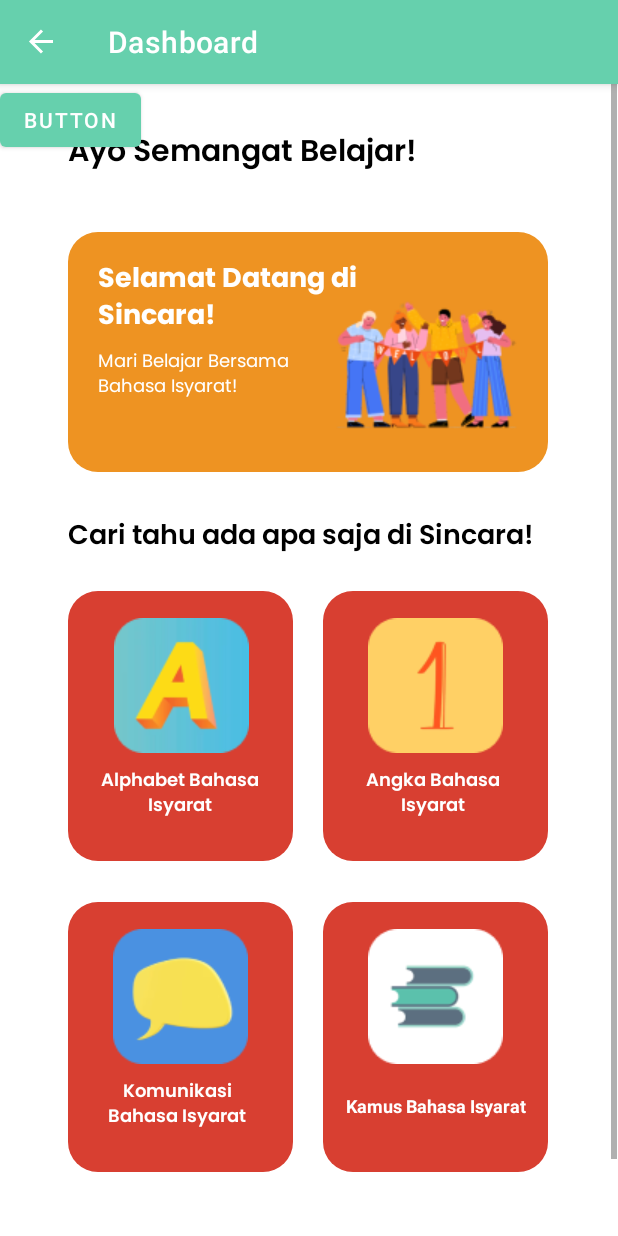
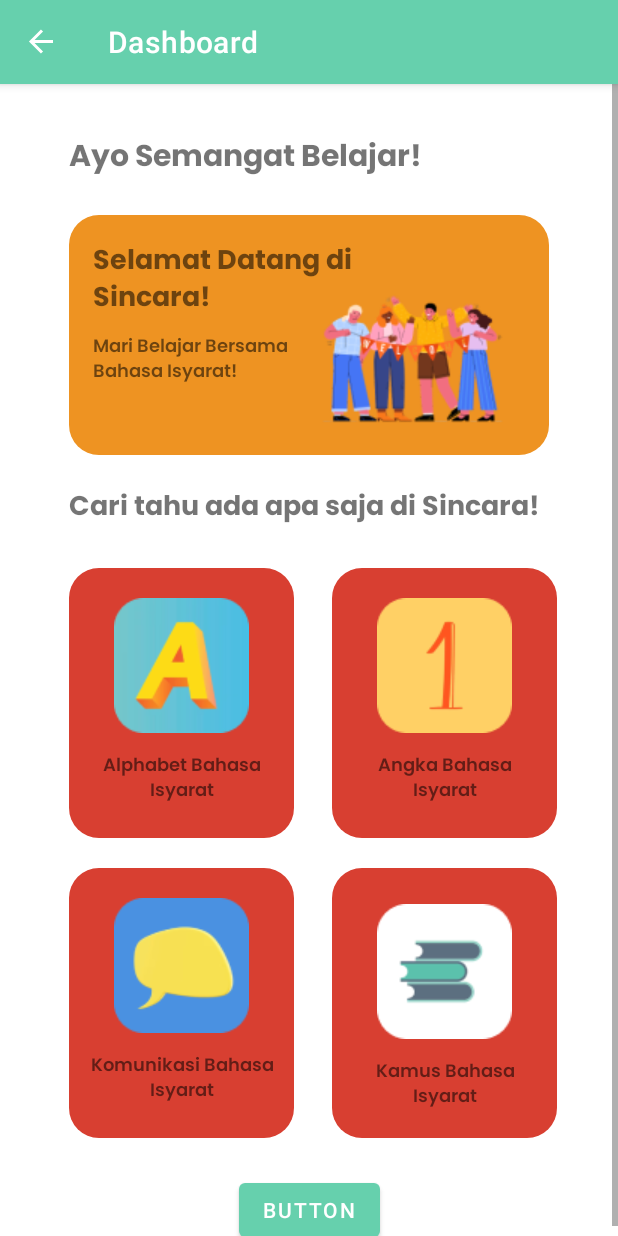
Before and after one commit to fdhandoyo/Sincara, an Android app: the DashboardFragment screen opened through its navigation route, on a phone screen of 412 x 824 dp. Run offline under Robolectric (Android 15) with nearby library versions, the phone set to English and light mode, and no system bars; our stand-ins replace Firebase (no records; nobody signed in at launch, a user with empty details on screens opened directly), navigation-ui; libraries missing offline, so code that uses them is left out: com.firebase.ui.

Commit message:
profile string

```diff
--- /dev/null
+++ b/app/src/main/res/drawable/ic_baseline_account_circle_24.xml
@@ -0,0 +1,5 @@
+<vector android:height="24dp" android:tint="#000000"
+    android:viewportHeight="24" android:viewportWidth="24"
+    android:width="24dp" xmlns:android="http://schemas.android.com/apk/res/android">
+    <path android:fillColor="@android:color/white" android:pathData="M12,2C6.48,2 2,6.48 2,12s4.48,10 10,10s10,-4.48 10,-10S17.52,2 12,2zM12,6c1.93,0 3.5,1.57 3.5,3.5S13.93,13 12,13s-3.5,-1.57 -3.5,-3.5S10.07,6 12,6zM12,20c-2.03,0 -4.43,-0.82 -6.14,-2.88C7.55,15.8 9.68,15 12,15s4.45,0.8 6.14,2.12C16.43,19.18 14.03,20 12,20z"/>
+</vector>
--- a/app/src/main/res/layout/fragment_dashboard.xml
+++ b/app/src/main/res/layout/fragment_dashboard.xml
@@ -1,214 +1,228 @@
-<HorizontalScrollView
+<?xml version="1.0" encoding="utf-8"?>
+<ScrollView
     xmlns:android="http://schemas.android.com/apk/res/android"
+    xmlns:app="http://schemas.android.com/apk/res-auto"
     xmlns:tools="http://schemas.android.com/tools"
     android:layout_width="match_parent"
-    android:layout_height="wrap_content" >
+    android:layout_height="match_parent">
 
-    <ScrollView android:id="@+id/beranda_sincara"
-        android:layout_width="wrap_content"
-        android:layout_height="match_parent" >
-
-        <RelativeLayout android:id="@+id/content_container"
-            android:layout_width="wrap_content"
-            android:layout_height="wrap_content" >
-
-            <View   android:id="@+id/_bg__beranda_sincara"
-                android:background="@drawable/_bg__beranda_sincara_shape"
-                android:layout_marginStart="0dp"
-                android:layout_marginTop="0dp"
-                android:layout_width="411dp"
-                android:layout_height="823dp" />
-
-            <View   android:id="@+id/card_kamus"
-                android:background="@drawable/card_kamus_shape"
-                android:layout_marginStart="215dp"
-                android:layout_marginTop="545dp"
-                android:layout_width="150dp"
-                android:layout_height="180dp" />
-
-            <View   android:id="@+id/card_alphabet"
-                android:background="@drawable/card_alphabet_shape"
-                android:layout_marginStart="45dp"
-                android:layout_marginTop="338dp"
-                android:layout_width="150dp"
-                android:layout_height="180dp" />
-
-            <View   android:id="@+id/card_komunikasi"
-                android:background="@drawable/card_komunikasi_shape"
-                android:layout_marginStart="45dp"
-                android:layout_marginTop="545dp"
-                android:layout_width="150dp"
-                android:layout_height="180dp" />
-
-            <View   android:id="@+id/card_angka_"
-                android:background="@drawable/card_angka__shape"
-                android:layout_marginStart="215dp"
-                android:layout_marginTop="338dp"
-                android:layout_width="150dp"
-                android:layout_height="180dp" />
+<androidx.constraintlayout.widget.ConstraintLayout
+    android:layout_width="match_parent"
+    android:layout_height="match_parent">
 
     <View
         android:id="@+id/cardboard"
         android:layout_width="320dp"
         android:layout_height="160dp"
-                android:layout_below="@+id/halo__mari_belajar_"
-                android:layout_marginStart="45dp"
-                android:layout_marginTop="35dp"
-                android:background="@drawable/cardboard_shape" />
+        android:layout_marginTop="20dp"
+        android:background="@drawable/cardboard_shape"
+        app:layout_constraintEnd_toEndOf="parent"
+        app:layout_constraintStart_toStartOf="parent"
+        app:layout_constraintTop_toBottomOf="@+id/textBelajarDashboard" />
+
+    <ImageView
+        android:id="@+id/welcome_pict"
+        android:layout_width="150dp"
+        android:layout_height="100dp"
+        android:layout_marginEnd="16dp"
+        android:layout_marginBottom="16dp"
+        android:contentDescription="welcome_pict"
+        android:src="@drawable/welcome_pict"
+        app:layout_constraintBottom_toBottomOf="@+id/cardboard"
+        app:layout_constraintEnd_toEndOf="@+id/cardboard" />
 
     <TextView
-                android:id="@+id/cari_tahu_ada_apa_saja_di_sincara_"
-                android:layout_width="317dp"
-                android:layout_height="30dp"
-                android:layout_below="@+id/cardboard"
-                android:layout_marginLeft="45dp"
-                android:layout_marginTop="28dp"
-                android:fontFamily="@font/poppins_semibold"
-                android:text="@string/cari_tahu_ada_apa_saja_di_sincara__string"
-                android:textColor="@color/cari_tahu_ada_apa_saja_di_sincara__color"
-                android:textSize="18dp"
-                android:textStyle="bold" />
+        android:id="@+id/textBelajarDashboard"
+        android:layout_width="wrap_content"
+        android:layout_height="wrap_content"
+        android:layout_marginTop="32dp"
+        android:fontFamily="@font/poppins_bold"
+        android:text="@string/txtAyoBelajar"
+        android:textSize="20sp"
+        app:layout_constraintStart_toStartOf="@+id/cardboard"
+        app:layout_constraintTop_toTopOf="parent" />
 
     <TextView
-                android:id="@+id/halo__mari_belajar_"
-                android:layout_width="321dp"
-                android:layout_height="wrap_content"
-                android:layout_alignParentTop="true"
-                android:layout_marginLeft="45dp"
-                android:layout_marginTop="29dp"
-                android:fontFamily="@font/poppins_semibold"
-                android:text="@string/halo__mari_belajar__string"
-                android:textColor="@color/cari_tahu_ada_apa_saja_di_sincara__color"
-                android:textSize="20sp"
-                android:textStyle="bold" />
+        android:id="@+id/textSelamatDatangDashboard"
+        android:layout_width="220dp"
+        android:layout_height="54dp"
+        android:layout_marginStart="16dp"
+        android:layout_marginTop="16dp"
+        android:fontFamily="@font/poppins_bold"
+        android:text="@string/txtSelamatDatang"
+        android:textSize="18sp"
+        app:layout_constraintStart_toStartOf="@+id/cardboard"
+        app:layout_constraintTop_toTopOf="@+id/cardboard" />
 
     <TextView
-                android:id="@+id/alphabet_bahasa_isyarat"
-                android:layout_width="121.2dp"
-                android:layout_height="39.2dp"
-                android:layout_gravity="center_horizontal|center"
-                android:layout_marginLeft="59dp"
-                android:layout_marginTop="454dp"
+        android:id="@+id/textCariTahuDashboard"
+        android:layout_width="162dp"
+        android:layout_height="42dp"
+        android:layout_marginTop="8dp"
         android:fontFamily="@font/poppins_semibold"
-                android:gravity="center"
-                android:text="@string/alphabet_bahasa_isyarat_string"
-                android:textColor="@color/_bg__beranda_sincara_color"
+        android:text="@string/txtMariBelajar"
         android:textSize="12sp"
-                android:textStyle="bold" />
+        app:layout_constraintStart_toStartOf="@+id/textSelamatDatangDashboard"
+        app:layout_constraintTop_toBottomOf="@+id/textSelamatDatangDashboard" />
 
     <TextView
-                android:id="@+id/komunikasi_bahasa_isyarat"
-                android:layout_width="121.2dp"
-                android:layout_height="39.2dp"
-                android:layout_gravity="center_horizontal|center"
-                android:layout_marginLeft="57dp"
-                android:layout_marginTop="661dp"
-                android:fontFamily="@font/poppins_semibold"
-                android:gravity="center"
-                android:text="@string/komunikasi_bahasa_isyarat_string"
-                android:textColor="@color/_bg__beranda_sincara_color"
-                android:textSize="12sp"
-                android:textStyle="bold" />
+        android:id="@+id/textCariDashboard"
+        android:layout_width="wrap_content"
+        android:layout_height="wrap_content"
+        android:layout_marginTop="20dp"
+        android:fontFamily="@font/poppins_bold"
+        android:text="@string/txtCariTahu"
+        android:textSize="18dp"
+        app:layout_constraintStart_toStartOf="@+id/cardboard"
+        app:layout_constraintTop_toBottomOf="@+id/cardboard" />
 
-            <TextView android:id="@+id/kamus_bahasa_isyarat"
-                android:textStyle="bold"
-                android:layout_gravity="center_horizontal|center"
-                android:gravity="center"
-                android:textSize="12sp"
-                android:textColor="@color/_bg__beranda_sincara_color"
-                android:layout_marginLeft="229dp"
-                android:layout_marginTop="661dp"
-                android:layout_width="121.2dp"
-                android:layout_height="39.2dp"
-                android:text="@string/kamus_bahasa_isyarat_string"
-                />
+    <ImageButton
+        android:id="@+id/tombolAlfabet"
+        android:layout_width="150dp"
+        android:layout_height="180dp"
+        android:layout_marginTop="24dp"
+        android:background="@drawable/card_alphabet_shape"
+        android:contentDescription="@string/txtAlfabet"
+        app:layout_constraintStart_toStartOf="@+id/textCariDashboard"
+        app:layout_constraintTop_toBottomOf="@+id/textCariDashboard" />
+
+    <ImageView
+        android:id="@+id/gambarAlfabet"
+        android:layout_width="90dp"
+        android:layout_height="90dp"
+        android:layout_marginTop="20dp"
+        android:src="@drawable/gambar_alphabet_button"
+        app:layout_constraintEnd_toEndOf="@+id/tombolAlfabet"
+        app:layout_constraintStart_toStartOf="@+id/tombolAlfabet"
+        app:layout_constraintTop_toTopOf="@+id/tombolAlfabet" />
 
     <TextView
-                android:id="@+id/angka_bahasa_isyarat"
-                android:layout_width="121.2dp"
-                android:layout_height="39.2dp"
-                android:layout_gravity="center_horizontal|center"
-                android:layout_marginLeft="228dp"
-                android:layout_marginTop="454dp"
+        android:id="@+id/deskripsiAlfabet"
+        android:layout_width="125dp"
+        android:layout_height="45dp"
+        android:layout_marginTop="12dp"
         android:fontFamily="@font/poppins_semibold"
-                android:gravity="center"
-                android:text="@string/angka_bahasa_isyarat_string"
-                android:textColor="@color/_bg__beranda_sincara_color"
+        android:text="@string/txtAlfabet"
+        android:textAlignment="center"
         android:textSize="12sp"
-                android:textStyle="bold" />
+        app:layout_constraintEnd_toEndOf="@+id/gambarAlfabet"
+        app:layout_constraintStart_toStartOf="@+id/gambarAlfabet"
+        app:layout_constraintTop_toBottomOf="@+id/gambarAlfabet" />
+
+    <ImageButton
+        android:id="@+id/tombolAngka"
+        android:layout_width="150dp"
+        android:layout_height="180dp"
+        android:layout_marginTop="24dp"
+        android:layout_marginEnd="16dp"
+        android:background="@drawable/card_angka__shape"
+        android:contentDescription="@string/txtAngka"
+        app:layout_constraintEnd_toEndOf="parent"
+        app:layout_constraintStart_toEndOf="@+id/tombolAlfabet"
+        app:layout_constraintTop_toBottomOf="@+id/textCariDashboard" />
+
+    <ImageView
+        android:id="@+id/gambarAngka"
+        android:layout_width="90dp"
+        android:layout_height="90dp"
+        android:layout_marginTop="20dp"
+        android:contentDescription="gambar_angka_button"
+        android:src="@drawable/gambar_angka_button"
+        app:layout_constraintEnd_toEndOf="@+id/tombolAngka"
+        app:layout_constraintStart_toStartOf="@+id/tombolAngka"
+        app:layout_constraintTop_toTopOf="@+id/tombolAngka" />
 
     <TextView
-                android:id="@+id/mari_belajar_bersama_bahasa_isyarat_"
-                android:layout_width="147.2dp"
-                android:layout_height="39.2dp"
-                android:layout_marginLeft="65dp"
-                android:layout_marginTop="175dp"
-                android:fontFamily="@font/poppins"
-                android:text="@string/mari_belajar_bersama_bahasa_isyarat__string"
-                android:textColor="@color/_bg__beranda_sincara_color"
-                android:textSize="12sp" />
+        android:id="@+id/deskripsiAngka"
+        android:layout_width="125dp"
+        android:layout_height="45dp"
+        android:layout_marginTop="12dp"
+        android:fontFamily="@font/poppins_semibold"
+        android:text="@string/txtAngka"
+        android:textAlignment="center"
+        android:textSize="12sp"
+        app:layout_constraintEnd_toEndOf="@+id/gambarAngka"
+        app:layout_constraintStart_toStartOf="@+id/gambarAngka"
+        app:layout_constraintTop_toBottomOf="@+id/gambarAngka" />
+
+    <ImageButton
+        android:id="@+id/tombolKomnunikasi"
+        android:layout_width="150dp"
+        android:layout_height="180dp"
+        android:layout_marginTop="20dp"
+        android:background="@drawable/card_komunikasi_shape"
+        android:contentDescription="@string/txtKomunikasi"
+        app:layout_constraintStart_toStartOf="@+id/textCariDashboard"
+        app:layout_constraintTop_toBottomOf="@+id/tombolAlfabet" />
+
+    <ImageView
+        android:id="@+id/gambarKomunikasi"
+        android:layout_width="90dp"
+        android:layout_height="90dp"
+        android:layout_marginTop="20dp"
+        android:contentDescription="gambar_kalimat_button"
+        android:src="@drawable/gambar_kalimat_button"
+        app:layout_constraintEnd_toEndOf="@+id/tombolKomnunikasi"
+        app:layout_constraintStart_toStartOf="@+id/tombolKomnunikasi"
+        app:layout_constraintTop_toTopOf="@+id/tombolKomnunikasi" />
 
     <TextView
-                android:id="@+id/selamat_datang_di_sincara_"
-                android:layout_width="177.8dp"
-                android:layout_height="59.8dp"
-                android:layout_marginLeft="65dp"
-                android:layout_marginTop="115dp"
-                android:fontFamily="@font/poppins_bold"
-                android:text="@string/selamat_datang_di_sincara__string"
-                android:textColor="@color/_bg__beranda_sincara_color"
-                android:textSize="18sp"
-                android:textStyle="bold" />
+        android:id="@+id/deskripsiKomunikasi"
+        android:layout_width="125dp"
+        android:layout_height="45dp"
+        android:layout_marginTop="12dp"
+        android:fontFamily="@font/poppins_semibold"
+        android:text="@string/txtKomunikasi"
+        android:textAlignment="center"
+        android:textSize="12sp"
+        app:layout_constraintEnd_toEndOf="@+id/gambarKomunikasi"
+        app:layout_constraintStart_toStartOf="@+id/gambarKomunikasi"
+        app:layout_constraintTop_toBottomOf="@+id/gambarKomunikasi" />
 
-            <ImageView android:id="@+id/welcome_pict"
-                android:src="@drawable/welcome_pict"
-                android:contentDescription="welcome_pict"
-                android:layout_marginStart="209dp"
-                android:layout_marginTop="135dp"
+    <ImageButton
+        android:id="@+id/tombolKamus"
         android:layout_width="150dp"
-                android:layout_height="100dp" />
+        android:layout_height="180dp"
+        android:layout_marginTop="20dp"
+        android:layout_marginEnd="16dp"
+        android:background="@drawable/card_kamus_shape"
+        android:contentDescription="@string/txtKamus"
+        app:layout_constraintEnd_toEndOf="parent"
+        app:layout_constraintStart_toEndOf="@+id/tombolKomnunikasi"
+        app:layout_constraintTop_toBottomOf="@+id/tombolAngka" />
 
-            <ImageView android:id="@+id/gambar_alphabet_button"
-                android:src="@drawable/gambar_alphabet_button"
-                android:contentDescription="gambar_alphabet_button"
-                android:layout_marginStart="76dp"
-                android:layout_marginTop="356dp"
+    <ImageView
+        android:id="@+id/gambarKamus"
         android:layout_width="90dp"
-                android:layout_height="90dp" />
+        android:layout_height="90dp"
+        android:layout_marginTop="24dp"
+        android:contentDescription="gambar_kamus_button"
+        android:src="@drawable/gambar_kamus_button"
+        app:layout_constraintEnd_toEndOf="@+id/tombolKamus"
+        app:layout_constraintStart_toStartOf="@+id/tombolKamus"
+        app:layout_constraintTop_toTopOf="@+id/tombolKamus" />
 
-            <ImageView android:id="@+id/gambar_angka_button"
-                android:src="@drawable/gambar_angka_button"
-                android:contentDescription="gambar_angka_button"
-                android:layout_marginStart="245dp"
-                android:layout_marginTop="356dp"
-                android:layout_width="90dp"
-                android:layout_height="90dp" />
-
-            <ImageView android:id="@+id/gambar_kalimat_button"
-                android:src="@drawable/gambar_kalimat_button"
-                android:contentDescription="gambar_kalimat_button"
-                android:layout_marginStart="75dp"
-                android:layout_marginTop="563dp"
-                android:layout_width="90dp"
-                android:layout_height="90dp" />
-
-            <ImageView android:id="@+id/gambar_kamus_button"
-                android:src="@drawable/gambar_kamus_button"
-                android:contentDescription="gambar_kamus_button"
-                android:layout_marginStart="245dp"
-                android:layout_marginTop="563dp"
-                android:layout_width="90dp"
-                android:layout_height="90dp" />
+    <TextView
+        android:id="@+id/deskripsiKamus"
+        android:layout_width="125dp"
+        android:layout_height="45dp"
+        android:layout_marginTop="12dp"
+        android:fontFamily="@font/poppins_semibold"
+        android:text="@string/txtKamus"
+        android:textAlignment="center"
+        android:textSize="12sp"
+        app:layout_constraintEnd_toEndOf="@+id/gambarKamus"
+        app:layout_constraintStart_toStartOf="@+id/gambarKamus"
+        app:layout_constraintTop_toBottomOf="@+id/gambarKamus" />
 
     <Button
         android:id="@+id/button2"
         android:layout_width="wrap_content"
         android:layout_height="wrap_content"
-                android:text="Button" />
-
-
-        </RelativeLayout>
-
+        android:layout_marginTop="24dp"
+        android:text="Button"
+        app:layout_constraintEnd_toEndOf="parent"
+        app:layout_constraintStart_toStartOf="parent"
+        app:layout_constraintTop_toBottomOf="@+id/tombolKamus" />
+</androidx.constraintlayout.widget.ConstraintLayout>
 </ScrollView>
-
-</HorizontalScrollView>
--- /dev/null
+++ b/app/src/main/res/layout/fragment_profile.xml
@@ -0,0 +1,107 @@
+<?xml version="1.0" encoding="utf-8"?>
+<androidx.constraintlayout.widget.ConstraintLayout xmlns:android="http://schemas.android.com/apk/res/android"
+    xmlns:app="http://schemas.android.com/apk/res-auto"
+    xmlns:tools="http://schemas.android.com/tools"
+    android:layout_width="match_parent"
+    android:layout_height="match_parent">
+
+    <ImageView
+        android:id="@+id/ic_profile"
+        android:layout_width="80dp"
+        android:layout_height="80dp"
+        app:layout_constraintBottom_toBottomOf="parent"
+        app:layout_constraintEnd_toEndOf="parent"
+        app:layout_constraintHorizontal_bias="0.498"
+        app:layout_constraintStart_toStartOf="parent"
+        app:layout_constraintTop_toTopOf="parent"
+        app:layout_constraintVertical_bias="0.087"
+        app:srcCompat="@drawable/ic_baseline_account_circle_24" />
+
+    <TextView
+        android:id="@+id/profUsername"
+        android:layout_width="wrap_content"
+        android:layout_height="wrap_content"
+        android:layout_marginTop="8dp"
+        android:text="Julius"
+        app:layout_constraintEnd_toEndOf="parent"
+        app:layout_constraintHorizontal_bias="0.498"
+        app:layout_constraintStart_toStartOf="parent"
+        app:layout_constraintTop_toBottomOf="@+id/ic_profile" />
+
+    <TextView
+        android:id="@+id/textNamaLeng"
+        android:layout_width="wrap_content"
+        android:layout_height="wrap_content"
+        android:layout_marginTop="32dp"
+        android:text="@string/nama_lengkap"
+        app:layout_constraintEnd_toEndOf="parent"
+        app:layout_constraintHorizontal_bias="0.123"
+        app:layout_constraintStart_toStartOf="parent"
+        app:layout_constraintTop_toBottomOf="@+id/profUsername" />
+
+    <TextView
+        android:id="@+id/textEmail"
+        android:layout_width="wrap_content"
+        android:layout_height="wrap_content"
+        android:layout_marginTop="16dp"
+        android:text="@string/email_isinya"
+        app:layout_constraintStart_toStartOf="@+id/textNama"
+        app:layout_constraintTop_toBottomOf="@+id/textNama" />
+
+    <TextView
+        android:id="@+id/textNomor"
+        android:layout_width="wrap_content"
+        android:layout_height="wrap_content"
+        android:layout_marginTop="16dp"
+        android:text="@string/nomor_telepon"
+        app:layout_constraintStart_toStartOf="@+id/textEmailnya"
+        app:layout_constraintTop_toBottomOf="@+id/textEmailnya" />
+
+    <TextView
+        android:id="@+id/textView6"
+        android:layout_width="wrap_content"
+        android:layout_height="wrap_content"
+        android:text="Designed by Sincara"
+        app:layout_constraintBottom_toBottomOf="parent"
+        app:layout_constraintEnd_toEndOf="parent"
+        app:layout_constraintStart_toStartOf="parent"
+        app:layout_constraintTop_toTopOf="parent"
+        app:layout_constraintVertical_bias="0.959" />
+
+    <TextView
+        android:id="@+id/textNama"
+        android:layout_width="wrap_content"
+        android:layout_height="wrap_content"
+        android:text="Julius Angger Satrio Wicaksono"
+        app:layout_constraintStart_toStartOf="@+id/textNamaLeng"
+        app:layout_constraintTop_toBottomOf="@+id/textNamaLeng" />
+
+    <TextView
+        android:id="@+id/textEmailnya"
+        android:layout_width="wrap_content"
+        android:layout_height="wrap_content"
+        android:text="juliusoppenheimer@gmail.com"
+        app:layout_constraintStart_toStartOf="@+id/textEmail"
+        app:layout_constraintTop_toBottomOf="@+id/textEmail" />
+
+    <TextView
+        android:id="@+id/textNomornya"
+        android:layout_width="wrap_content"
+        android:layout_height="wrap_content"
+        android:text="08123456789"
+        app:layout_constraintStart_toStartOf="@+id/textNomor"
+        app:layout_constraintTop_toBottomOf="@+id/textNomor" />
+
+    <Button
+        android:id="@+id/butLogout"
+        android:layout_width="wrap_content"
+        android:layout_height="wrap_content"
+        android:layout_marginBottom="16dp"
+        android:text="Logout"
+        app:layout_constraintBottom_toTopOf="@+id/textView6"
+        app:layout_constraintEnd_toEndOf="@+id/textView6"
+        app:layout_constraintHorizontal_bias="0.484"
+        app:layout_constraintStart_toStartOf="@+id/textView6"
+        app:layout_constraintTop_toBottomOf="@+id/textNomornya"
+        app:layout_constraintVertical_bias="1.0" />
+</androidx.constraintlayout.widget.ConstraintLayout>
--- a/app/src/main/res/layout/fragment_kamus.xml
+++ b/app/src/main/res/layout/kamus.xml
@@ -66,7 +66,7 @@
                 android:layout_marginTop="73dp"
                 android:layout_width="146.2dp"
                 android:layout_height="21.2dp"
-                android:text="@string/kamus_bahasa_isyarat_string"
+                android:text="@string/txtKamus"
                 />
 
             <TextView android:id="@+id/buah___buahan"
--- a/app/src/main/res/values/strings.xml
+++ b/app/src/main/res/values/strings.xml
@@ -1,24 +1,29 @@
 <resources>
     <string name="app_name">Sincara</string>
-    <string name="dashboardFragment">Dashboard</string>
-    <string name="welcome">Halo, Selamat Datang</string>
-    <string name="halo_user__selamat_datang__string">Halo User, Selamat Datang!</string>
-    <string name="halo__mari_belajar__string">Ayo Semangat Belajar!</string>
-    <string name="cari_tahu_ada_apa_saja_di_sincara__string">Cari tahu ada apa saja di Sincara!</string>
-    <string name="alphabet_bahasa_isyarat_string">Alphabet Bahasa Isyarat</string>
-    <string name="komunikasi_bahasa_isyarat_string">Komunikasi Bahasa Isyarat</string>
-    <string name="kamus_bahasa_isyarat_string">Kamus Bahasa Isyarat</string>
-    <string name="angka_bahasa_isyarat_string">Angka Bahasa Isyarat</string>
-    <string name="mari_belajar_bersama_bahasa_isyarat__string">Mari Belajar Bersama Bahasa Isyarat!</string>
-    <string name="selamat_datang_di_sincara__string">Selamat Datang di Sincara!</string>
-    <string name="buah___buahan_string">Buah - buahan</string>
-    <string name="kendaraan_string">Kendaraan</string>
-    <string name="binatang_string">Binatang</string>
-    <string name="perkakas_rumah_string">Perkakas Rumah</string>
-    <string name="kata_sifat_string">Kata Sifat</string>
-    <string name="kata_kerja_string">Kata Kerja</string>
+
+    //String Dashboard
+    <string name="txtAyoBelajar">Ayo Semangat Belajar!</string>
+    <string name="txtSelamatDatang">Selamat Datang di Sincara!</string>
+    <string name="txtMariBelajar">Mari Belajar Bersama Bahasa Isyarat!</string>
+    <string name="txtCariTahu">Cari tahu ada apa saja di Sincara!</string>
+    <string name="txtAlfabet">Alphabet Bahasa Isyarat</string>
+    <string name="txtKomunikasi">Komunikasi Bahasa Isyarat</string>
+    <string name="txtKamus">Kamus Bahasa Isyarat</string>
+    <string name="txtAngka">Angka Bahasa Isyarat</string>
+
+    //String Login
     <string name="log_gugel">Login With Google</string>
     <string name="log_fb">Login With Facebook</string>
     <string name="logout">Sincara</string>
+    <string name="keluar">Keluar</string>
+
+    //String Profil
+    <string name="nama_lengkap">Nama Lengkap</string>
+    <string name="email_isinya">Email</string>
+    <string name="nomor_telepon">Nomor Telepon</string>
+
+    //String Fragment
+    <string name="dashboardFragment">Dashboard</string>
+
 
 </resources>
```
Lines whose indentation alone changed are shown as unchanged.
